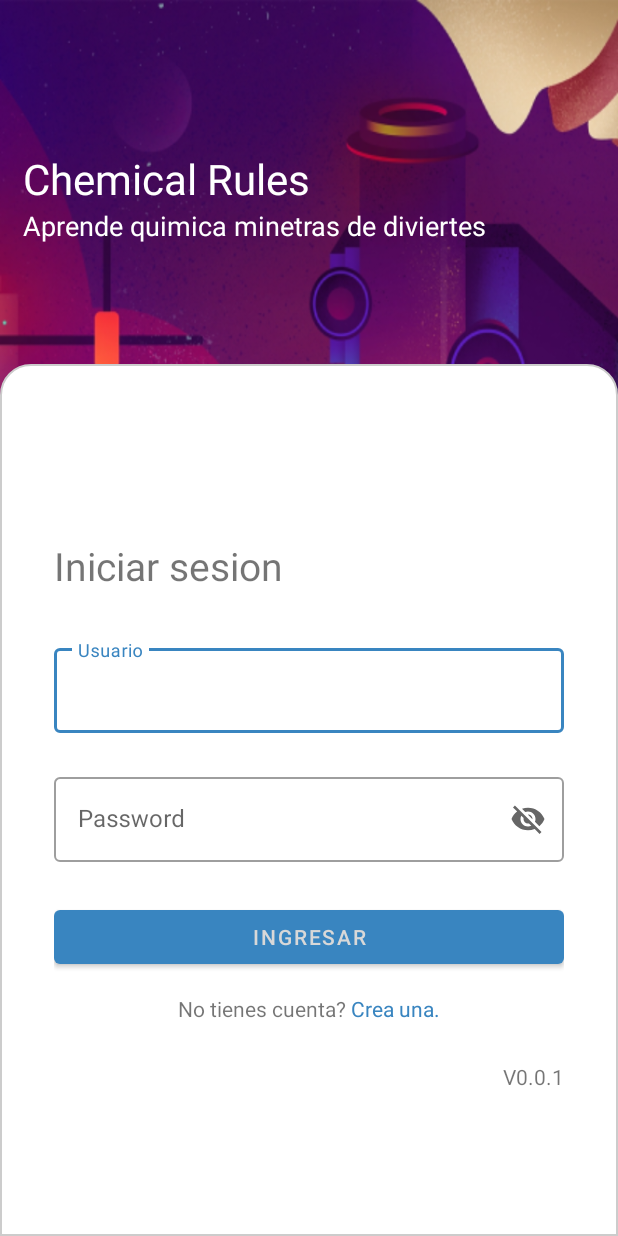
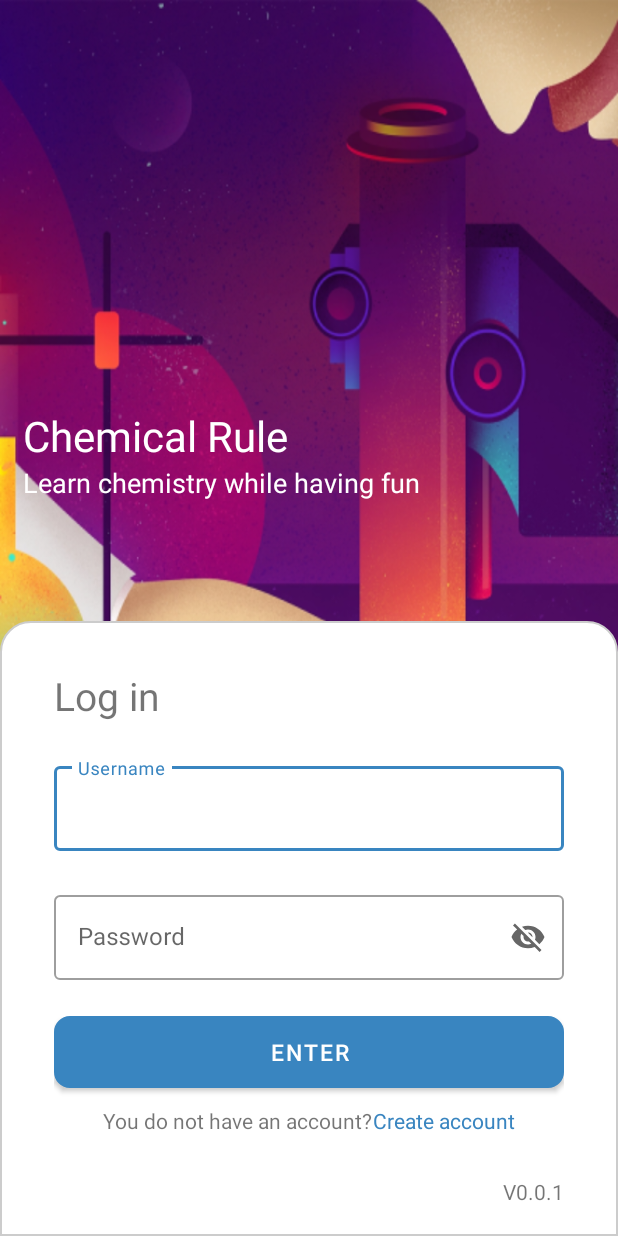
Before and after one commit to dev-jackson/chemicalrule, an Android app: the screen it shows after launch (MainActivity before the commit, LoginActivity after it), on a phone screen of 412 x 824 dp. Run offline under Robolectric (Android 15) with nearby library versions, the phone set to English and light mode, and no system bars.

Commit message:
add corner widgets

```diff
--- a/app/src/main/AndroidManifest.xml
+++ b/app/src/main/AndroidManifest.xml
@@ -3,15 +3,12 @@
     package="com.example.chemicalrule">
 
     <application
-        android:allowBackup="true"
         android:icon="@mipmap/ic_launcher"
         android:label="@string/app_name"
         android:roundIcon="@mipmap/ic_launcher_round"
         android:supportsRtl="true"
         android:theme="@style/Theme.ChemicalRule">
-        <activity android:name=".LoginActivity"></activity>
-        <activity
-            android:name=".MainActivity"
+        <activity android:name=".LoginActivity"
             android:theme="@style/Theme_Splash">
             <intent-filter>
                 <action android:name="android.intent.action.MAIN" />
@@ -19,6 +16,9 @@
                 <category android:name="android.intent.category.LAUNCHER" />
             </intent-filter>
         </activity>
+        <activity
+            android:name=".MainActivity">
+        </activity>
     </application>
 
 </manifest>
--- a/app/src/main/java/com/example/chemicalrule/LoginActivity.java
+++ b/app/src/main/java/com/example/chemicalrule/LoginActivity.java
@@ -2,10 +2,17 @@ package com.example.chemicalrule;
 
 import androidx.appcompat.app.AppCompatActivity;
 
+import android.app.AlertDialog;
 import android.content.Intent;
 import android.os.Bundle;
+import android.util.Log;
 import android.view.View;
 import android.widget.Button;
+import android.widget.Toast;
+
+import com.google.android.material.dialog.MaterialAlertDialogBuilder;
+import com.google.android.material.textfield.TextInputEditText;
+import com.google.android.material.textfield.TextInputLayout;
 
 public class LoginActivity extends AppCompatActivity {
 
@@ -13,14 +20,33 @@ public class LoginActivity extends AppCompatActivity {
     protected void onCreate(Bundle savedInstanceState) {
         super.onCreate(savedInstanceState);
         setContentView(R.layout.activity_login);
-//        Button btn_login = (Button) R.id.btn_login;
+
+
+        Button btn_login = (Button) findViewById(R.id.btn_login);
+
+        //Inputs
+        TextInputLayout text_username = (TextInputLayout) findViewById(R.id.input_username);
+        TextInputLayout text_password = (TextInputLayout) findViewById(R.id.input_password);
+
+        btn_login.setOnClickListener(new View.OnClickListener() {
+            @Override
+            public void onClick(View v) {
+                Log.d("a",text_password.getEditText().getText().toString());
+                Intent enter = new Intent(v.getContext(),MainActivity.class);
+                if(text_password.toString().equals("123")
+                        && text_username.toString().equals("user")
+                ){
+                    enter.putExtra("name",text_username.toString()); //send data
+                    startActivity(enter);
+                }else{
+                    Toast.makeText(v.getContext(),"Credenciales Incorrectas", Toast.LENGTH_LONG).show();
+                }
+                //enter.putExtra("name",text_username.toString()); //send data
+                //Bundle bundle = getIntent().getExtras();
+                // bundle.getString(name_key);
+                //startActivity(enter);
+            }
+        });
     }
 
-    public void enter_activity_main(View view) {
-        Intent enter = new Intent(view.getContext(),MainActivity.class);
-        //enter.putExtra("name","Hello"); send data
-        //Bundle bundle = getIntent().getExtras();
-        // bundle.getString(name_key);
-        startActivity(enter);
-    }
 }
--- a/app/src/main/java/com/example/chemicalrule/MainActivity.java
+++ b/app/src/main/java/com/example/chemicalrule/MainActivity.java
@@ -8,9 +8,7 @@ public class MainActivity extends AppCompatActivity {
 
     @Override
     protected void onCreate(Bundle savedInstanceState) {
-        setTheme(R.style.Theme_Splash);
         super.onCreate(savedInstanceState);
-        setTheme(R.style.Theme_ChemicalRule);
-        setContentView(R.layout.activity_login);
+        setContentView(R.layout.activity_main);
     }
 }
--- /dev/null
+++ b/app/src/main/res/drawable/bottom_custom_border.xml
@@ -0,0 +1,7 @@
+<?xml version="1.0" encoding="UTF-8"?>
+<shape xmlns:android="http://schemas.android.com/apk/res/android" android:shape="rectangle">
+    <corners android:radius="10dp"/>
+    <padding android:left="10dp" android:right="10dp" android:top="10dp" android:bottom="10dp"/>
+    <stroke android:width="1dp" android:color="#CCCCCC"/>
+    <solid android:color="@color/white"/>
+</shape>
--- a/app/src/main/res/layout/activity_login.xml
+++ b/app/src/main/res/layout/activity_login.xml
@@ -11,11 +11,8 @@
         android:id="@+id/linearLayout2"
         android:layout_width="match_parent"
         android:layout_height="match_parent"
-        android:gravity="center"
         android:orientation="vertical"
-        app:layout_constraintEnd_toEndOf="parent"
-        app:layout_constraintStart_toStartOf="parent"
-        app:layout_constraintTop_toTopOf="parent"
+        android:gravity="bottom"
         >
         <!--        <ImageView-->
         <!--            android:id="@+id/imageView2"-->
@@ -26,6 +23,7 @@
             android:layout_width="match_parent"
             android:layout_height="wrap_content"
             android:orientation="vertical"
+            android:gravity="start"
             android:layout_marginVertical="80dp"
             >
             <TextView
@@ -33,7 +31,7 @@
                 android:layout_marginHorizontal="15dp"
                 android:layout_width="match_parent"
                 android:layout_height="wrap_content"
-                android:text="Chemical Rules"
+                android:text="@string/app_name"
                 android:textSize="28sp"
                 android:textColor="@color/white"
                 />
@@ -42,7 +40,7 @@
                 android:layout_marginHorizontal="15dp"
                 android:layout_width="match_parent"
                 android:layout_height="wrap_content"
-                android:text="Aprende quimica minetras de diviertes"
+                android:text="@string/legend_login"
                 android:textSize="18sp"
                 android:textColor="@color/white"
                 />
@@ -50,36 +48,34 @@
         </LinearLayout>
         <LinearLayout
             android:layout_width="match_parent"
-            android:layout_height="match_parent"
-            android:gravity="center"
+            android:layout_height="wrap_content"
+            android:gravity="bottom"
             android:orientation="vertical"
-            app:layout_constraintBottom_toBottomOf="parent"
-            app:layout_constraintTop_toBottomOf="@+id/linearLayout2"
-            tools:layout_editor_absoluteX="0dp"
-            android:background="@drawable/customborder">
+            android:background="@drawable/widget_custom_border">
 
             <LinearLayout
                 android:layout_width="match_parent"
                 android:layout_height="match_parent"
                 android:orientation="vertical"
                 android:gravity="center"
-                android:padding="26dp"
-                >
+                android:paddingVertical="10dp"
+                android:paddingHorizontal="26dp"
+                tools:ignore="ExtraText,UselessParent">
                 <TextView
-                    android:layout_marginVertical="20dp"
+                    android:layout_marginVertical="12dp"
                     android:layout_width="match_parent"
                     android:layout_height="wrap_content"
-                    android:text="Iniciar sesion"
-                    android:textSize="26dp"
+                    android:text="@string/login"
+                    android:textSize="26sp"
                     />
 
                 <com.google.android.material.textfield.TextInputLayout
-                    android:id="@+id/textUser"
+                    android:id="@+id/input_username"
                     style="@style/Widget.MaterialComponents.TextInputLayout.OutlinedBox"
                     android:layout_width="match_parent"
                     android:layout_height="wrap_content"
                     android:layout_marginVertical="12dp"
-                    android:hint="Usuario">
+                    android:hint="@string/username">
 
                     <com.google.android.material.textfield.TextInputEditText
                         android:layout_width="match_parent"
@@ -89,13 +85,13 @@
                 </com.google.android.material.textfield.TextInputLayout>
 
                 <com.google.android.material.textfield.TextInputLayout
-                    android:id="@+id/textPassword"
+                    android:id="@+id/input_password"
                     style="@style/Widget.MaterialComponents.TextInputLayout.OutlinedBox"
                     android:layout_width="match_parent"
                     android:layout_height="wrap_content"
                     android:layout_marginVertical="12dp"
                     app:endIconMode="password_toggle"
-                    android:hint="Password">
+                    android:hint="@string/password">
 
                     <com.google.android.material.textfield.TextInputEditText
                         android:layout_width="match_parent"
@@ -107,10 +103,12 @@
                     android:id="@+id/btn_login"
                     android:layout_width="match_parent"
                     android:layout_height="wrap_content"
-                    android:layout_marginVertical="14dp"
+                    android:layout_marginVertical="12dp"
                     android:gravity="center"
-                    android:padding="0dp"
-                    android:text="Ingresar" />
+                    android:text="@string/enter"
+                    android:textColor="@color/white"
+                    android:textSize="15sp"
+                    android:background="@drawable/bottom_custom_border"/>
                 <LinearLayout
                     android:layout_width="match_parent"
                     android:layout_height="wrap_content"
@@ -120,21 +118,20 @@
                         android:id="@+id/text10"
                         android:layout_width="wrap_content"
                         android:layout_height="wrap_content"
-                        android:text="No tienes cuenta? " />
+                        android:text="@string/legend_bottom_account" />
                     <TextView
                         android:id="@+id/text11"
                         android:layout_width="wrap_content"
                         android:layout_height="wrap_content"
-                        android:textFontWeight="700"
-                        android:text="Crea una."
+                        android:text="@string/create_account"
                         android:textColor="@color/blue_low"/>
                 </LinearLayout>
                 <TextView
-                    android:id="@+id/textView2"
                     android:layout_width="match_parent"
-                    android:layout_height="45dp"
+                    android:layout_height="match_parent"
                     android:gravity="bottom|end"
-                    android:text="@string/version" />
+                    android:layout_marginTop="28dp"
+                    android:text="@string/version"/>
             </LinearLayout>
         </LinearLayout>
     </LinearLayout>
--- a/app/src/main/res/values/strings.xml
+++ b/app/src/main/res/values/strings.xml
@@ -1,4 +1,11 @@
 <resources>
     <string name="app_name">Chemical Rule</string>
     <string name="version">V0.0.1</string>
+    <string name="password">Password</string>
+    <string name="username">Username</string>
+    <string name="login">Log in</string>
+    <string name="legend_login">Learn chemistry while having fun</string>
+    <string name="enter">Enter</string>
+    <string name="legend_bottom_account">You do not have an account?</string>
+    <string name="create_account">Create account</string>
 </resources>
--- a/build.gradle
+++ b/build.gradle
@@ -16,7 +16,7 @@ allprojects {
     repositories {
         google()
         mavenCentral()
-        jcenter() // Warning: this repository is going to shut down soon
+        //jcenter() // Warning: this repository is going to shut down soon
     }
 }
 
```
Also changed, not shown: app/src/main/res/drawable-v24/widget_custom_border.xml (renamed from app/src/main/res/drawable-v24/customborder.xml), 1 other file.
